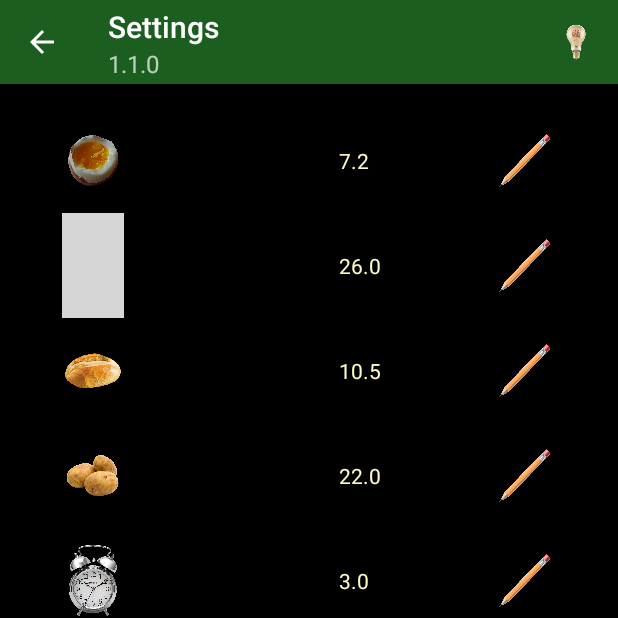
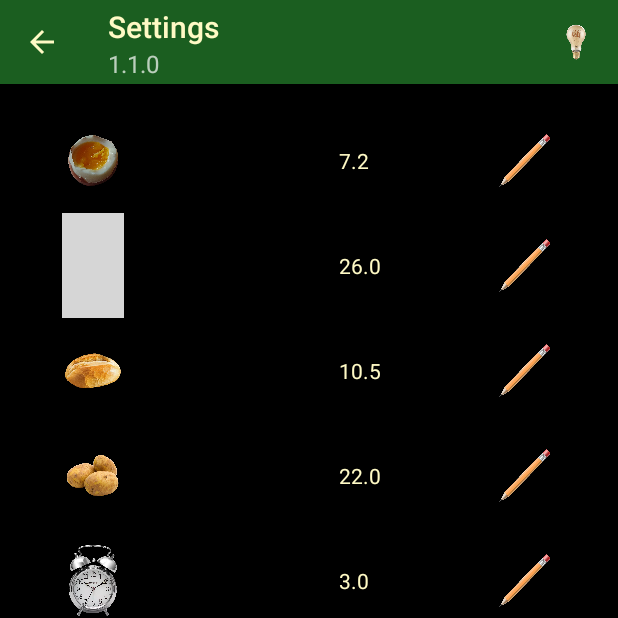
Before and after one commit to stephan-hoedtke/Mayai, an Android app: the screen it shows after launch (MainActivity), item 3 of the bottom bar chosen, on a phone screen of 412 x 824 dp, the top half of it. Run offline under Robolectric (Android 15) with nearby library versions, the phone set to English and light mode, and no system bars; our stand-ins replace data binding, navigation-ui; pictures from the network do not load; grey boxes are pictures that could not be loaded.

Commit message:
Improve rotation

```diff
--- a/app/src/main/res/navigation/mobile_navigation.xml
+++ b/app/src/main/res/navigation/mobile_navigation.xml
@@ -8,7 +8,7 @@
 
     <fragment
         android:id="@+id/navigation_home"
-        android:name="com.stho.mayai.ui.home.HomeFragment"
+            android:name="com.stho.mayai.ui.home.HomeFragment"
         android:label="@string/title_home"
         tools:layout="@layout/fragment_home" >
         <action
--- a/app/src/main/res/values/styles.xml
+++ b/app/src/main/res/values/styles.xml
@@ -6,6 +6,11 @@
         <item name="colorPrimary">@color/primaryColor</item>
         <item name="colorPrimaryDark">@color/primaryDarkColor</item>
         <item name="colorAccent">@color/primaryTextColor</item>
+        <item name="actionBarTheme">@style/AppTheme.AppBarOverlay</item>
+    </style>
+
+    <style name="AppTheme.AppBarOverlay" parent="ThemeOverlay.AppCompat.Dark.ActionBar">
+        <item name="android:textColorPrimary">@color/primaryTextColor</item>
     </style>
 
     <style name="FullscreenTheme" parent="AppTheme">
```
Also changed, not shown: app/src/main/ic_launcher-playstore.png, app/src/main/res/mipmap-hdpi/ic_launcher.png, app/src/main/res/mipmap-hdpi/ic_launcher_foreground.png, app/src/main/res/mipmap-hdpi/ic_launcher_round.png, app/src/main/res/mipmap-mdpi/ic_launcher.png, app/src/main/res/mipmap-mdpi/ic_launcher_foreground.png, app/src/main/res/mipmap-mdpi/ic_launcher_round.png, app/src/main/res/mipmap-xhdpi/ic_launcher.png, app/src/main/res/mipmap-xhdpi/ic_launcher_foreground.png, app/src/main/res/mipmap-xhdpi/ic_launcher_round.png, app/src/main/res/mipmap-xxhdpi/ic_launcher.png, app/src/main/res/mipmap-xxhdpi/ic_launcher_foreground.png, app/src/main/res/mipmap-xxhdpi/ic_launcher_round.png, app/src/main/res/mipmap-xxxhdpi/ic_launcher.png, 2 more files.
